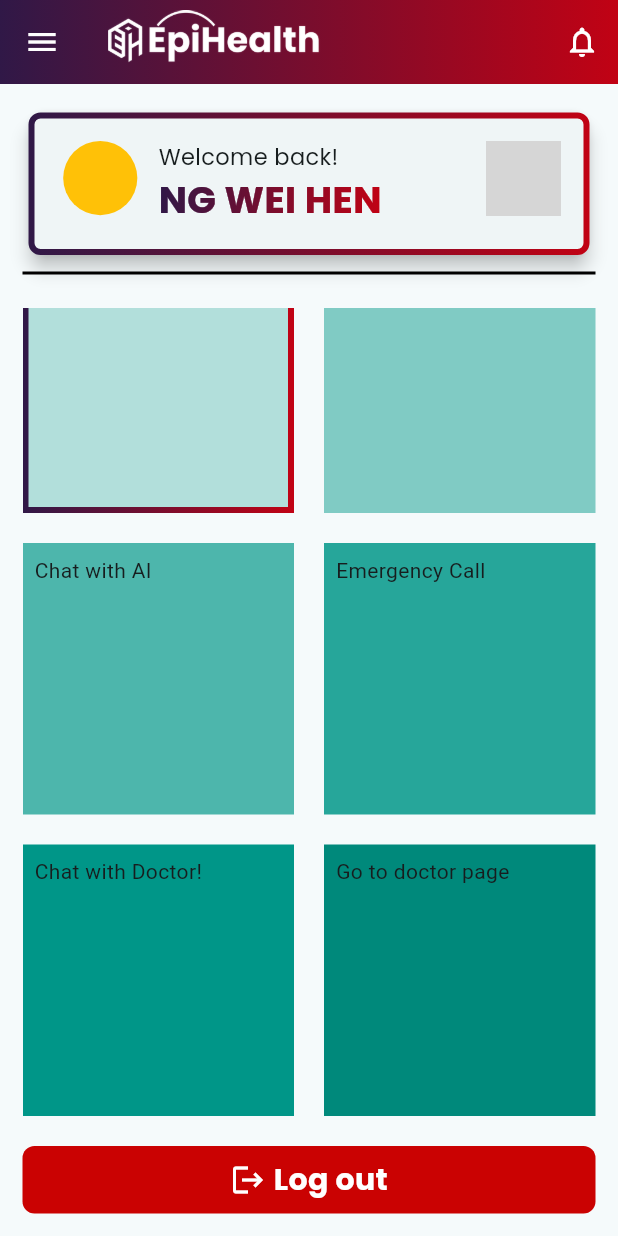
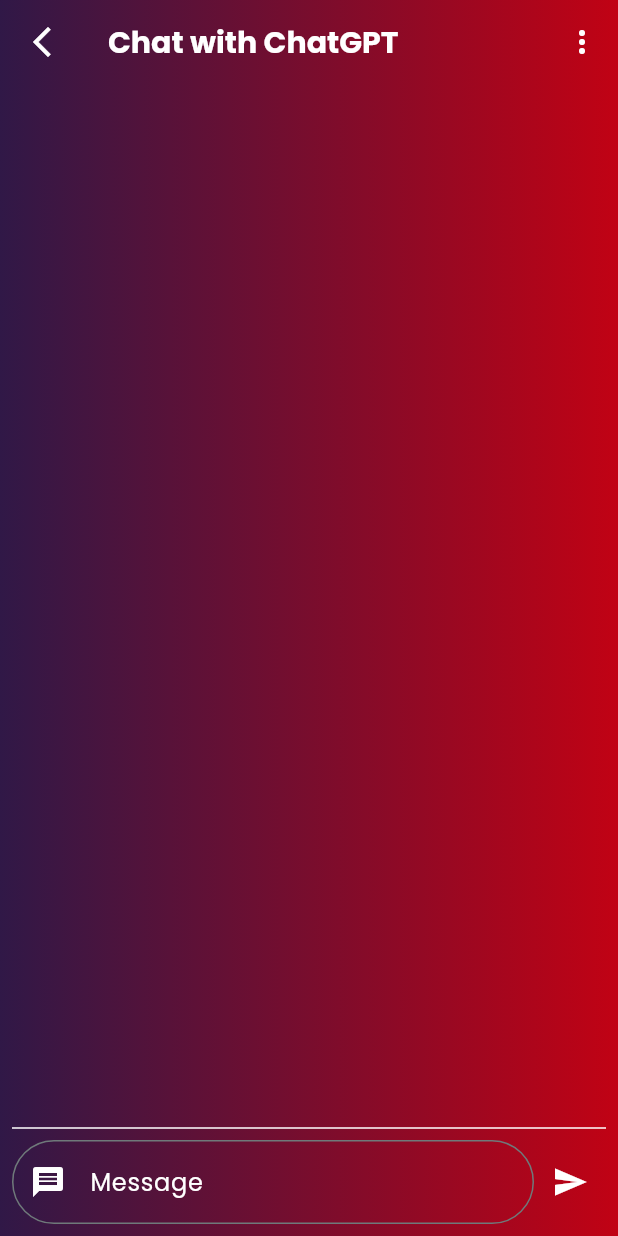
Before and after one commit to WeiHen01/PSM_MobileApp_Flutter, a Flutter app: the UserHomePage screen opened directly, scrolled down 44 dp, after a tap on "Chat with AI", on a phone screen of 412 x 824 dp. Run offline on Flutter 3.47's test engine with Material 3 defaults, Android fonts, the phone set to English and light mode, and no system bars; drawn by our look-alikes of simple_gradient_text; our stand-ins replace circle_nav_bar, font_awesome_flutter, google_fonts, gradient_borders; missing offline and left inert: gradient_icon; grey boxes are pictures that could not be loaded.

Commit message:
Mobile App Implementation

```diff
--- /dev/null
+++ b/psm_b032110201_mobileapp_flutter/lib/User/ChatGPT bot/Chat Page.dart
@@ -0,0 +1,98 @@
+import 'package:flutter/material.dart';
+import 'package:google_fonts/google_fonts.dart';
+
+class AIChatPage extends StatefulWidget {
+  const AIChatPage({super.key});
+
+  @override
+  State<AIChatPage> createState() => _AIChatPageState();
+}
+
+class _AIChatPageState extends State<AIChatPage> {
+  @override
+  Widget build(BuildContext context) {
+    return Scaffold(
+      appBar: AppBar(
+
+        flexibleSpace: Container(
+          decoration: BoxDecoration(
+              gradient: LinearGradient(
+                colors: [
+                  Color(0xFF301847), Color(0xFFC10214)
+                ],
+              )
+          ),
+        ),
+
+        leading: IconButton(
+          icon: Icon(Icons.arrow_back_ios_new, color: Colors.white),
+          onPressed: ()=>Navigator.pop(context),
+        ),
+
+        title: Text("Chat with ChatGPT", style: GoogleFonts.poppins(
+          fontWeight: FontWeight.bold, color: Colors.white,
+          fontSize: 20.0
+        ),),
+
+        actions:[
+          IconButton(
+            onPressed: (){}, icon: Icon(Icons.more_vert, color: Colors.white)
+          )
+        ]
+
+      ),
+
+      body: Container(
+        padding: EdgeInsets.all(8),
+        decoration: BoxDecoration(
+            gradient: LinearGradient(
+              colors: [
+                Color(0xFF301847), Color(0xFFC10214)
+              ],
+            )
+        ),
+        child: Column(
+          children: [
+            const Spacer(),
+
+            const Divider(
+              color: Colors.white,
+            ),
+
+            Container(
+              child: Row(
+                children: [
+
+                  Expanded(
+                    child: TextField(
+                      controller: SearchController(),
+                      decoration: InputDecoration(
+                        hintText: 'Message',
+                        hintStyle: GoogleFonts.poppins(
+                          color: Colors.white,
+                        ),
+                        prefixIcon: Icon(Icons.message, color: Colors.white,),
+                        border: OutlineInputBorder(
+                          borderSide: BorderSide(
+                            color: Colors.white,
+                          ),
+                          borderRadius: BorderRadius.circular(100),
+                        )
+                      ),
+                    ),
+                  ),
+
+                  IconButton(
+                    onPressed: (){},
+                    icon: Icon(Icons.send, color: Colors.white,)
+                  )
+                ],
+              ),
+            )
+          ],
+        )
+
+      ),
+    );
+  }
+}
--- a/psm_b032110201_mobileapp_flutter/lib/User/Home.dart
+++ b/psm_b032110201_mobileapp_flutter/lib/User/Home.dart
@@ -10,6 +10,7 @@
 import '../Doctor/Home.dart';
 import '../Widget/User/Social Nav Bar.dart';
 import '../main.dart';
+import 'ChatGPT bot/Chat Page.dart';
 import 'Emergency/Emergency Call.dart';
 import 'Profile/Profile.dart';
 import 'Social/Social Chat.dart';
@@ -441,7 +442,11 @@
                   ),
 
                   GestureDetector(
-                    onTap: (){},
+                    onTap: () => Navigator.push(
+                      context, MaterialPageRoute(
+                        builder: (context) => AIChatPage()
+                      )
+                    ),
                     child: Container(
                       padding: const EdgeInsets.all(8),
                       color: Colors.teal[300],
--- a/psm_b032110201_mobileapp_flutter/lib/User/Social/Social Chat.dart
+++ b/psm_b032110201_mobileapp_flutter/lib/User/Social/Social Chat.dart
@@ -29,21 +29,12 @@
           ),
         ),
 
-        leading: IconButton(
-          icon: Icon(Icons.arrow_back_ios_new, color: Colors.white),
-          onPressed: ()=>Navigator.pop(context),
-        ),
 
         title: Text("Chat", style: GoogleFonts.poppins(
           fontWeight: FontWeight.bold, color: Colors.white,
           fontSize: 20.0
         ),),
 
-        actions:[
-          IconButton(
-            onPressed: (){}, icon: Icon(Icons.more_vert, color: Colors.white)
-          )
-        ]
 
       ),
 
```
Also changed, not shown: psm_b032110201_mobileapp_flutter/lib/Admin/User Activity Log/Control User.dart (added), psm_b032110201_mobileapp_flutter/lib/Doctor/Chat.dart (added), psm_b032110201_mobileapp_flutter/lib/Doctor/Report/Report.dart (added).
